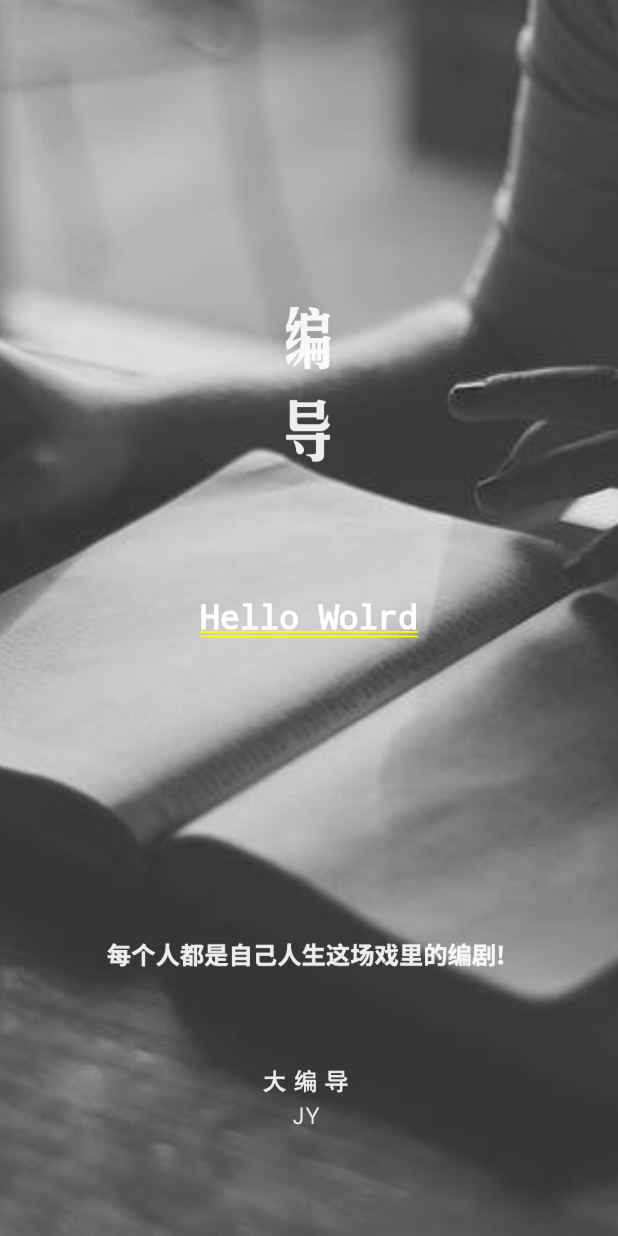
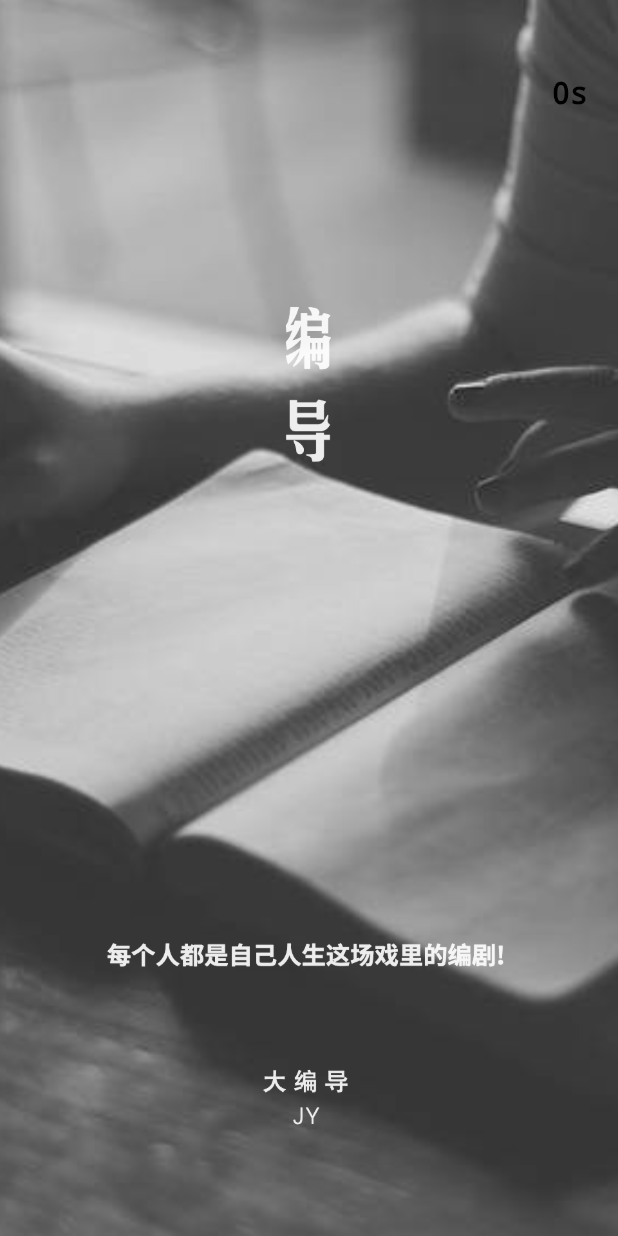
Before and after one commit to L-bo/whale_flutter, a Flutter app: the screen it shows after launch, on a phone screen of 412 x 824 dp. Run offline on Flutter 3.47's test engine with Material 2 defaults, Android fonts, the phone set to English and light mode, and no system bars.

Commit message:
添加首页上的倒计时

```diff
--- a/lib/main.dart
+++ b/lib/main.dart
@@ -1,3 +1,6 @@
+import 'dart:async';
+import 'dart:math';
+
 import 'package:flutter/material.dart';
 
 void main() => runApp(MyApp());
@@ -26,6 +29,39 @@ class MyHomePage extends StatefulWidget {
 }
 
 class _MyHomePageState extends State<MyHomePage> {
+  Timer _timer;
+  var count = 0;
+
+  String textContent() {
+    if (count > 0) {
+      return '${count} s';
+    } else {
+      print('应该跳转界面');
+      return '0s';
+    }
+  }
+
+  @override
+  void initState() {
+    //Flutter 生命周期 创建时在build之后调用
+    print('开始倒计时');
+    count = 5;
+    final call = (timer) {
+      // 预定时间小于1的时候结束计时器
+      if (count < 1) {
+        _timer.cancel();
+      } else {
+        setState(() {
+          // 大于一的时候重新赋值
+          count -= 1;
+        });
+      }
+    };
+    if (_timer == null) {
+      _timer = Timer.periodic(Duration(seconds: 1), call);
+    }
+  }
+
   @override
   Widget build(BuildContext context) {
     return Container(
@@ -34,16 +70,21 @@ class _MyHomePageState extends State<MyHomePage> {
         image: AssetImage("images/icon_welcome.png"),
         fit: BoxFit.cover,
       )),
-          child: Center(
-            child: Text('Hello Wolrd', style: TextStyle(fontSize: 22.0, color: Colors.white),),
+      child: Column(
+        crossAxisAlignment: CrossAxisAlignment.end,
+        children: <Widget>[
+          new Container(
+            child: new Text(
+              textContent(),
+              style: TextStyle(
+                  fontSize: 20,
+                  color: Colors.black,
+                  decoration: TextDecoration.none),
             ),
-//          // TODO 这个地方显示背景图片还差屏幕适配
-//          child: new Image.asset(
-//            "images/icon_welcome.png",
-//            fit: BoxFit.fitHeight,
-//            width: 450,
-//            height: 896,
-//          ),
+            margin: EdgeInsets.fromLTRB(0, 50, 20, 0),
+          )
+        ],
+      ),
     );
   }
 }
```
Lines whose indentation alone changed are shown as unchanged.
